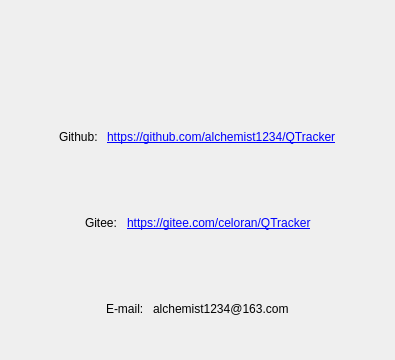
This is src/ui/about.ui in alchemist1234/QTracker2 as Qt 5 draws it before an edit. The edited form follows.
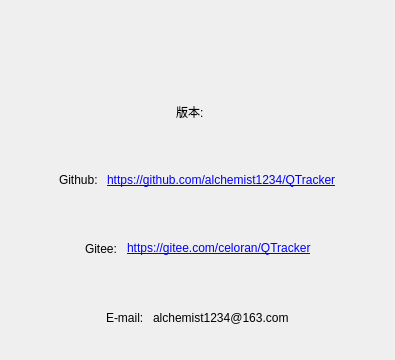
This is the edited form. Icons and pictures are not drawn.

Commit message: 增加版本号

The edit to the form file:
```diff
--- a/src/ui/about.ui
+++ b/src/ui/about.ui
@@ -34,6 +34,50 @@
      </item>
     </layout>
    </item>
+   <item>
+    <layout class="QHBoxLayout" name="horizontalLayout_5">
+     <item>
+      <spacer name="horizontalSpacer_7">
+       <property name="orientation">
+        <enum>Qt::Orientation::Horizontal</enum>
+       </property>
+       <property name="sizeHint" stdset="0">
+        <size>
+         <width>40</width>
+         <height>20</height>
+        </size>
+       </property>
+      </spacer>
+     </item>
+     <item>
+      <widget class="QLabel" name="lb_version">
+       <property name="text">
+        <string>版本: </string>
+       </property>
+      </widget>
+     </item>
+     <item>
+      <widget class="QLabel" name="lb_version_no">
+       <property name="text">
+        <string/>
+       </property>
+      </widget>
+     </item>
+     <item>
+      <spacer name="horizontalSpacer_8">
+       <property name="orientation">
+        <enum>Qt::Orientation::Horizontal</enum>
+       </property>
+       <property name="sizeHint" stdset="0">
+        <size>
+         <width>40</width>
+         <height>20</height>
+        </size>
+       </property>
+      </spacer>
+     </item>
+    </layout>
+   </item>
    <item>
     <layout class="QHBoxLayout" name="horizontalLayout_2">
      <item>
```
The commit also changes 5 other files.
